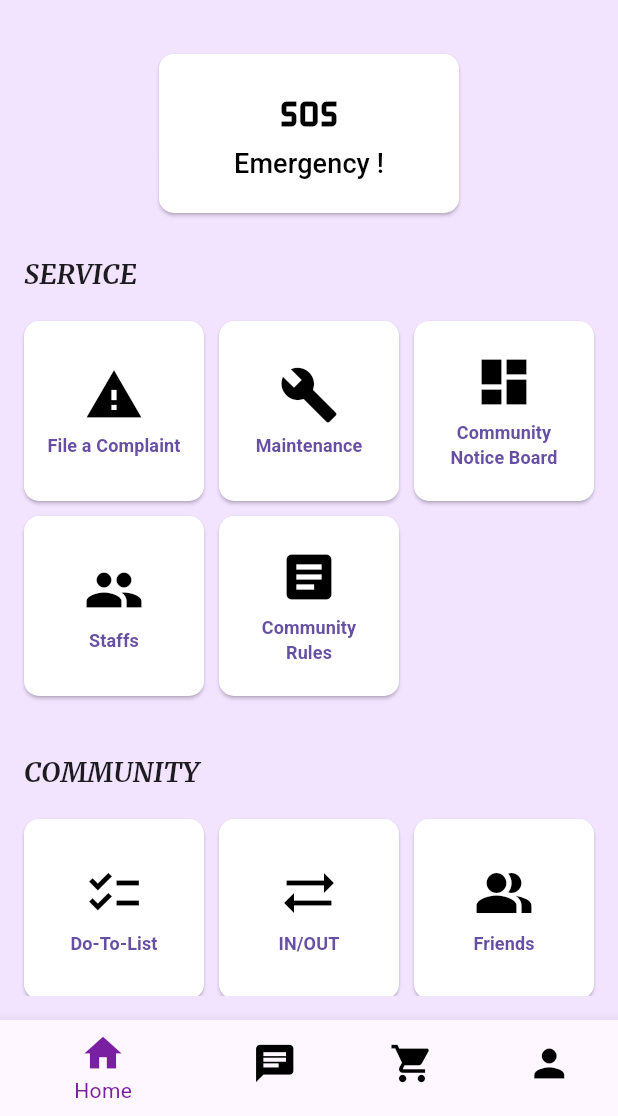
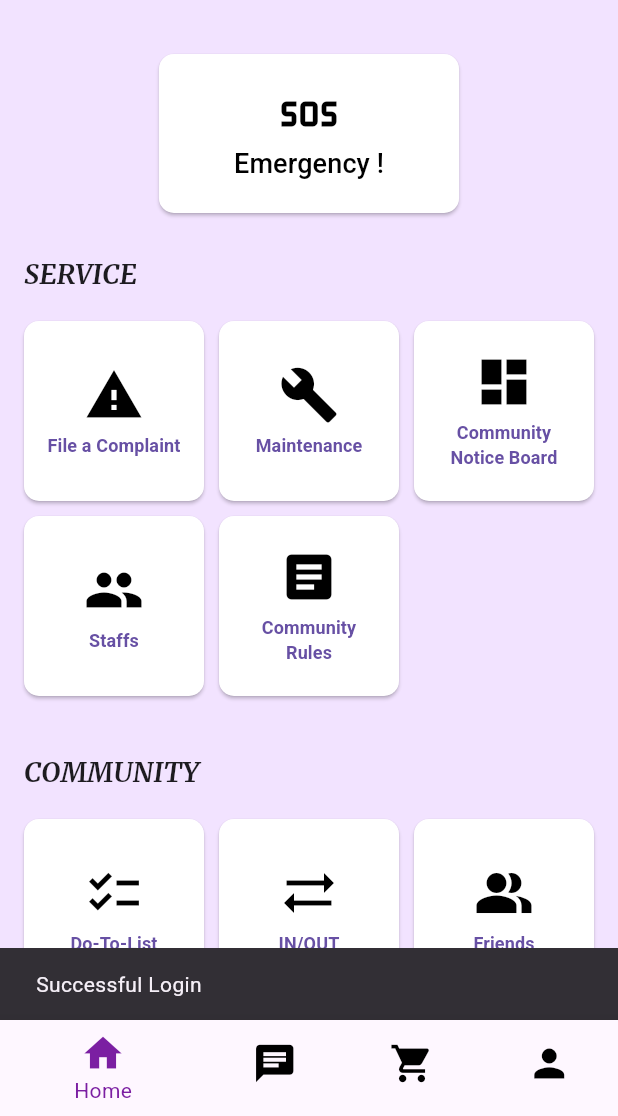
Before and after one commit to Yash29739/SafeHood, a Flutter app: the screen it shows after launch, after a tap on "Login", on a phone screen of 412 x 824 dp, the part 120-1236 px from its top. Run offline on Flutter 3.47's test engine with Material 3 defaults, Android fonts, the phone set to English and light mode, and no system bars; our stand-ins replace animated_splash_screen, cloud_firestore, firebase_core, page_transition; accounts and stored records are empty.

Commit message:
Updates: Added Login Implementation (Not Tested)

```diff
--- a/lib/login_signup/login_screen.dart
+++ b/lib/login_signup/login_screen.dart
@@ -2,9 +2,13 @@ import 'package:flutter/material.dart';
 import 'package:safehome/login_signup/forgotPassword.dart';
 import 'package:safehome/mainScreens/LandingScreen.dart';
 import 'signup_screen.dart';
+import '../services/firestore_service.dart';
 
 class LoginScreen extends StatelessWidget {
-  const LoginScreen({super.key});
+  LoginScreen({super.key});
+
+  final TextEditingController passwordController = TextEditingController();
+  final TextEditingController emailController = TextEditingController();
 
   @override
   Widget build(BuildContext context) {
@@ -33,10 +37,11 @@ class LoginScreen extends StatelessWidget {
                 ),
                 const SizedBox(height: 20),
                 TextField(
+                  controller: emailController,
                   decoration: InputDecoration(
                     fillColor: Colors.white,
                     filled: true,
-                    labelText: 'Username',
+                    labelText: 'Email',
                     border: OutlineInputBorder(
                       borderRadius: BorderRadius.circular(10),
                     ),
@@ -44,17 +49,7 @@ class LoginScreen extends StatelessWidget {
                 ),
                 const SizedBox(height: 20),
                 TextField(
-                  decoration: InputDecoration(
-                    fillColor: Colors.white,
-                    filled: true,
-                    labelText: 'Apartment-code',
-                    border: OutlineInputBorder(
-                      borderRadius: BorderRadius.circular(10),
-                    ),
-                  ),
-                ),
-                const SizedBox(height: 20),
-                TextField(
+                  controller: passwordController,
                   obscureText: true,
                   decoration: InputDecoration(
                     fillColor: Colors.white,
@@ -99,11 +94,27 @@ class LoginScreen extends StatelessWidget {
                       vertical: 12,
                     ),
                   ),
-                  onPressed: () {
-                    Navigator.push(
+                  onPressed: () async {
+                    FirestoreService inst = new FirestoreService();
+                    bool isLoggedIn = await inst.login(
+                      emailController.text,
+                      passwordController.text,
                       context,
-                      MaterialPageRoute(builder: (context) => LandingScreen()),
                     );
+
+                    if (isLoggedIn) {
+                      Navigator.push(
+                        context,
+                        MaterialPageRoute(
+                          builder: (context) => LandingScreen(),
+                        ),
+                      );
+                    } else {
+                      const errorSnackBar = SnackBar(
+                        content: Text("Error during Login"),
+                      );
+                      ScaffoldMessenger.of(context).showSnackBar(errorSnackBar);
+                    }
                   },
                   child: const Text(
                     'Login',
--- a/lib/login_signup/signup_screen.dart
+++ b/lib/login_signup/signup_screen.dart
@@ -196,7 +196,7 @@ class _SignUpPage extends State<SignupScreen> {
                         Navigator.push(
                           context,
                           MaterialPageRoute(
-                            builder: (context) => const LoginScreen(),
+                            builder: (context) => LoginScreen(),
                           ),
                         );
                       },
--- a/lib/main.dart
+++ b/lib/main.dart
@@ -4,6 +4,7 @@ import 'package:animated_splash_screen/animated_splash_screen.dart';
 import 'package:flutter/material.dart';
 import 'package:safehome/firebase_options.dart';
 import 'package:safehome/login_signup/login_screen.dart';
+import 'package:safehome/login_signup/signup_screen.dart';
 
 Future<void> main() async {
   WidgetsFlutterBinding.ensureInitialized();
@@ -21,6 +22,9 @@ class MyApp extends StatelessWidget {
       title: 'Safe Hood',
       theme: ThemeData(primarySwatch: Colors.purple),
       home: SplashScreen(),
+      routes: {
+        '/signup': (context) => const SignupScreen(),
+      },
     );
   }
 }
@@ -55,7 +59,7 @@ class _SplashScreenState extends State<SplashScreen> {
           ],
         ),
       ),
-      nextScreen: const LoginScreen(),
+      nextScreen: LoginScreen(),
       splashIconSize: 520,
       centered: true,
       duration: 2000,
--- a/lib/services/firestore_service.dart
+++ b/lib/services/firestore_service.dart
@@ -60,18 +60,42 @@ class FirestoreService {
     }
   }
 
-  Future<bool> login(String email, String password) async {
+  Future<bool> login(String email, String password, context) async {
     try {
-      var userSnapshot = await _firestore.collection('users').doc(email).get();
-      if (userSnapshot.exists && userSnapshot.data()?['password'] == password) {
-        debugPrint("Login Successful");
-        return true;
-      } else {
-        debugPrint("invalid email or password");
-        return false;
-      }
-    } catch (e) {
-      debugPrint("Login Error: $e");
+      _firestore
+      .collection('users')
+      .doc(email)
+      .get()
+      .then((DocumentSnapshot docSnapshot) {
+        if (docSnapshot.exists) {
+          /// implement login logic
+          // Logic -> [get the password from the firestore ; compare the entered password with the fetched password ;
+          //           If they match, allow the user into the homeScreen ; else, popup an error]
+
+          String fetchedPass = docSnapshot.get('password');
+          print("Fetched Password: $fetchedPass"); /// debug
+          if (password == fetchedPass) {
+            /// redirect to homeScreen
+            const successSnackBar = SnackBar(content: Text("Successful Login"));
+            ScaffoldMessenger.of(context).showSnackBar(successSnackBar);
+            return true;
+          }
+          else {
+            /// incorrect credentials
+            return false;
+          }
+        }
+        else {
+          /// document not found -> redirect to sign-up page
+          Navigator.pushNamed(context, '/signup');
+          return false;
+        }
+      });
+
+      return true;
+    }
+    catch(e) {
+      print("Error: $e");
       return false;
     }
   }
```
